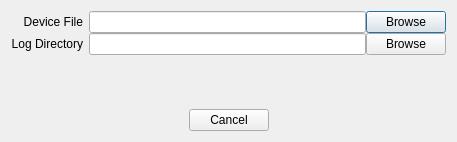
First picture: the form in inlinino/resources/setup_acs.ui, repository OceanOptics/Inlinino, before the edit.
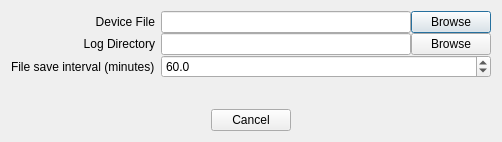
Second picture: the form after the edit.

Commit message: FEAT: Configure file save interval (ACS only)

Patch:
```diff
--- a/inlinino/resources/setup_acs.ui
+++ b/inlinino/resources/setup_acs.ui
@@ -96,6 +96,32 @@
        </item>
       </layout>
      </item>
+     <item row="2" column="0">
+        <widget class="QLabel" name="label_log_period">
+        <property name="text">
+        <string>File save interval (minutes)</string>
+        </property>
+        </widget>
+    </item>
+     <item row="2" column="1">
+        <widget class="QDoubleSpinBox" name="le_length">
+        <property name="decimals">
+            <number>1</number>
+        </property>
+        <property name="maximum">
+            <double>86400.0</double>
+        </property>
+        <property name="minimum">
+            <double>0.01</double>
+        </property>
+        <property name="singleStep">
+            <double>1.0</double>
+        </property>
+        <property name="value">
+            <double>60.0</double>
+        </property>
+        </widget>
+    </item>
     </layout>
    </item>
    <item>
```
